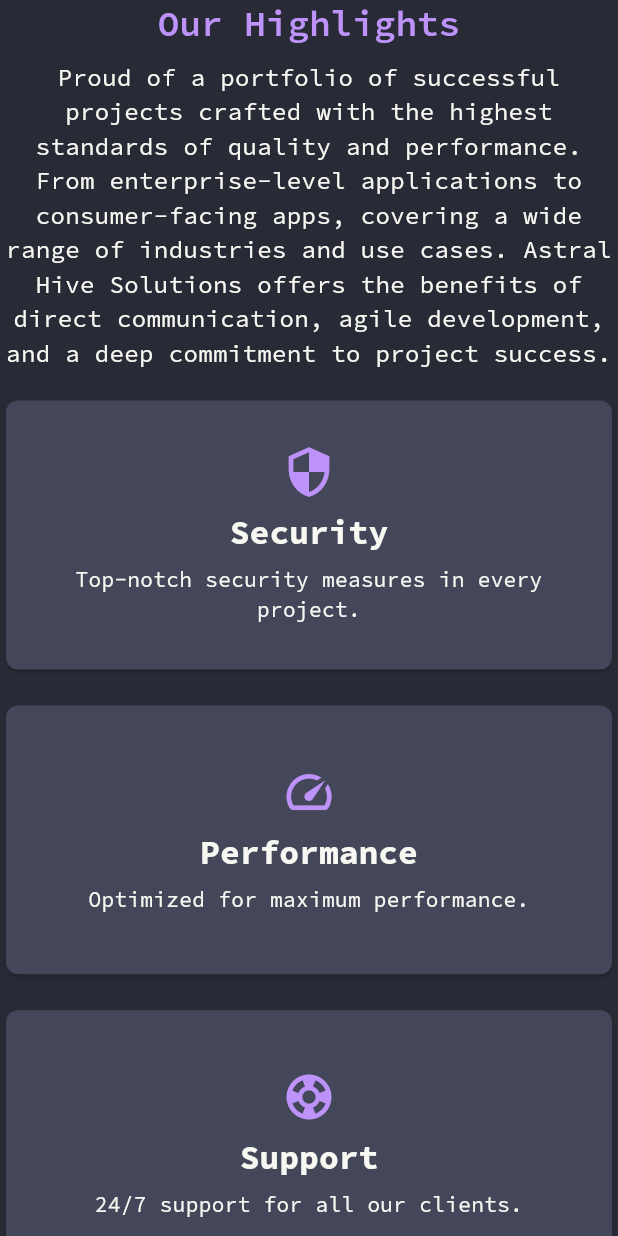
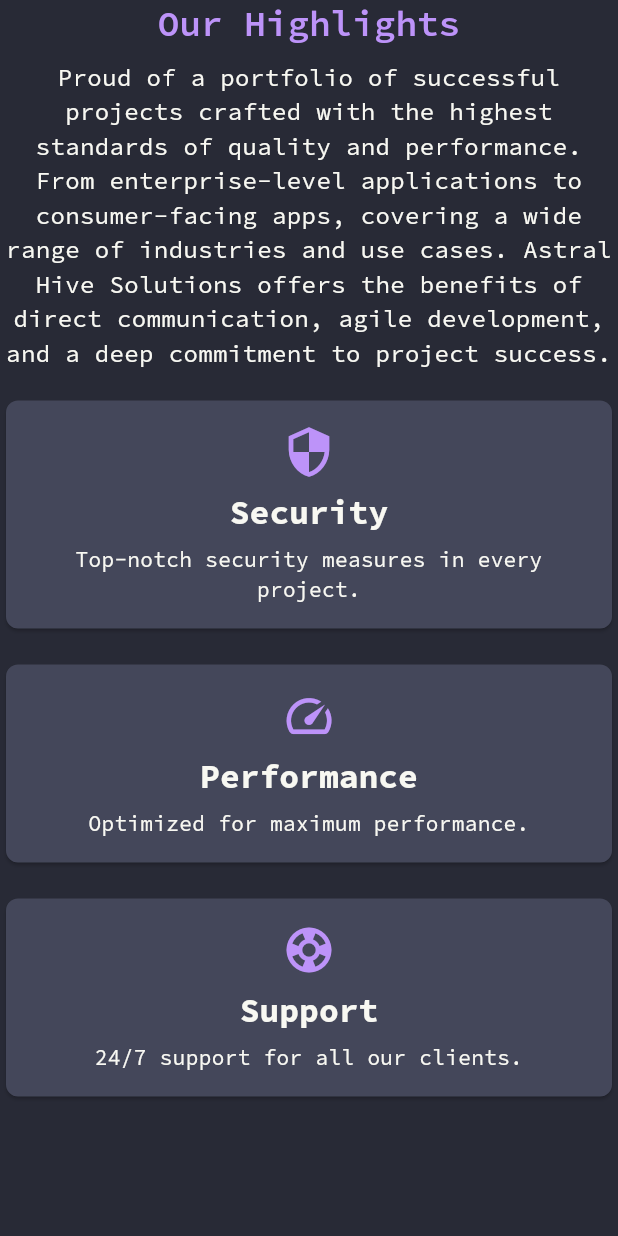
Before and after one commit to asad-albadi/astralhive.com, a Flutter app: the HighlightsSection widget shown alone on an empty page, opened directly, on a phone screen of 412 x 824 dp. Run offline on Flutter 3.47's test engine with Material 3 defaults, Android fonts, the phone set to English and light mode, and no system bars; our stand-ins replace flutter_svg, font_awesome_flutter.

Commit message:
used AlignedGridView and added a get on playstore button"

```diff
--- a/lib/sections/highlights_section.dart
+++ b/lib/sections/highlights_section.dart
@@ -1,6 +1,7 @@
 import 'package:astralhive_website/utils/constants.dart';
 import 'package:astralhive_website/widgets/custom_card.dart';
 import 'package:flutter/material.dart';
+import 'package:flutter_staggered_grid_view/flutter_staggered_grid_view.dart';
 
 class HighlightsSection extends StatelessWidget {
   const HighlightsSection({super.key});
@@ -10,20 +11,15 @@
     return LayoutBuilder(
       builder: (context, constraints) {
         int crossAxisCount;
-        double childAspectRatio;
 
         if (constraints.maxWidth > 1200) {
           crossAxisCount = 4;
-          childAspectRatio = 1.0;
         } else if (constraints.maxWidth > 800) {
           crossAxisCount = 3;
-          childAspectRatio = 1.1;
         } else if (constraints.maxWidth > 600) {
           crossAxisCount = 2;
-          childAspectRatio = 1.2;
         } else {
           crossAxisCount = 1;
-          childAspectRatio = 2.2;
         }
 
         return Column(
@@ -44,30 +40,36 @@
               textAlign: TextAlign.center,
             ),
             const SizedBox(height: 16),
-            GridView.count(
+            AlignedGridView.count(
               crossAxisCount: crossAxisCount,
               crossAxisSpacing: 16,
               mainAxisSpacing: 16,
-              childAspectRatio: childAspectRatio,
+              itemCount: 3, // Adjust this count to reflect your number of items
               shrinkWrap: true,
               physics: const NeverScrollableScrollPhysics(),
-              children: const [
-                CustomCard(
+              itemBuilder: (context, index) {
+                // Define the list of cards you want to display
+                final cards = [
+                  const CustomCard(
                     icon: Icons.security,
                     title: 'Security',
-                  description: 'Top-notch security measures in every project.',
+                    description:
+                        'Top-notch security measures in every project.',
                   ),
-                CustomCard(
+                  const CustomCard(
                     icon: Icons.speed,
                     title: 'Performance',
                     description: 'Optimized for maximum performance.',
                   ),
-                CustomCard(
+                  const CustomCard(
                     icon: Icons.support,
                     title: 'Support',
                     description: '24/7 support for all our clients.',
                   ),
-              ],
+                ];
+
+                return cards[index];
+              },
             ),
           ],
         );
--- a/lib/widgets/custom_card.dart
+++ b/lib/widgets/custom_card.dart
@@ -6,6 +6,7 @@
   final String? imagePath;
   final String title;
   final String description;
+  final VoidCallback? onPressed;
 
   const CustomCard({
     super.key,
@@ -13,10 +14,13 @@
     this.imagePath,
     required this.title,
     required this.description,
+    this.onPressed,
   });
 
   @override
   Widget build(BuildContext context) {
+    return LayoutBuilder(
+      builder: (context, constraints) {
         return Card(
           color: backgroundColor2,
           shape: RoundedRectangleBorder(
@@ -57,9 +61,23 @@
                   style: Theme.of(context).textTheme.bodyMedium,
                   textAlign: TextAlign.center,
                 ),
+                if (onPressed != null)
+                  const SizedBox(
+                    height: 10,
+                  ),
+                if (onPressed != null)
+                  GestureDetector(
+                    onTap: onPressed,
+                    child: Image.asset(
+                      'assets/images/Google-Play-Store-Button.png',
+                      height: 50,
+                    ),
+                  ),
               ],
             ),
           ),
         );
+      },
+    );
   }
 }
--- a/pubspec.yaml
+++ b/pubspec.yaml
@@ -30,6 +30,7 @@
 dependencies:
   flutter:
     sdk: flutter
+  flutter_staggered_grid_view: ^0.7.0
   flutter_svg: ^2.0.10+1
   font_awesome_flutter: ^10.7.0
   url_launcher: ^6.2.4
```
Also changed, not shown: lib/sections/projects_section.dart (+12 -11 lines), lib/sections/services_section.dart (+13 -12 lines), lib/models/custom_card_model.dart (deleted), pubspec.lock, 1 other file. Lines whose indentation alone changed are shown as unchanged.
